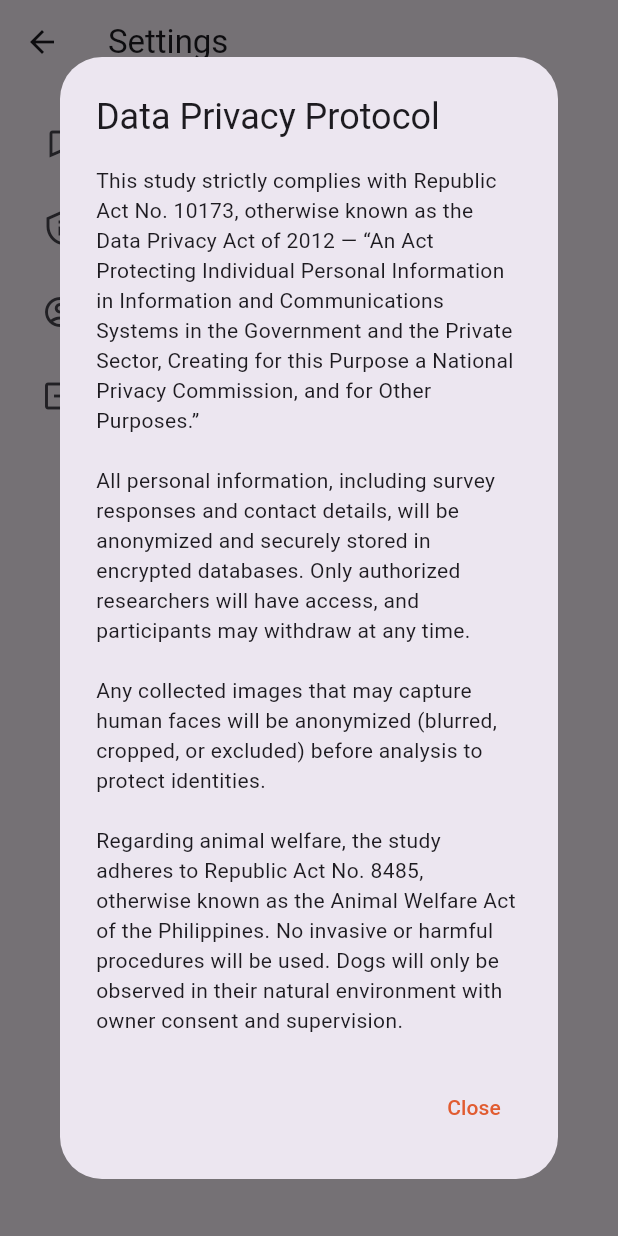
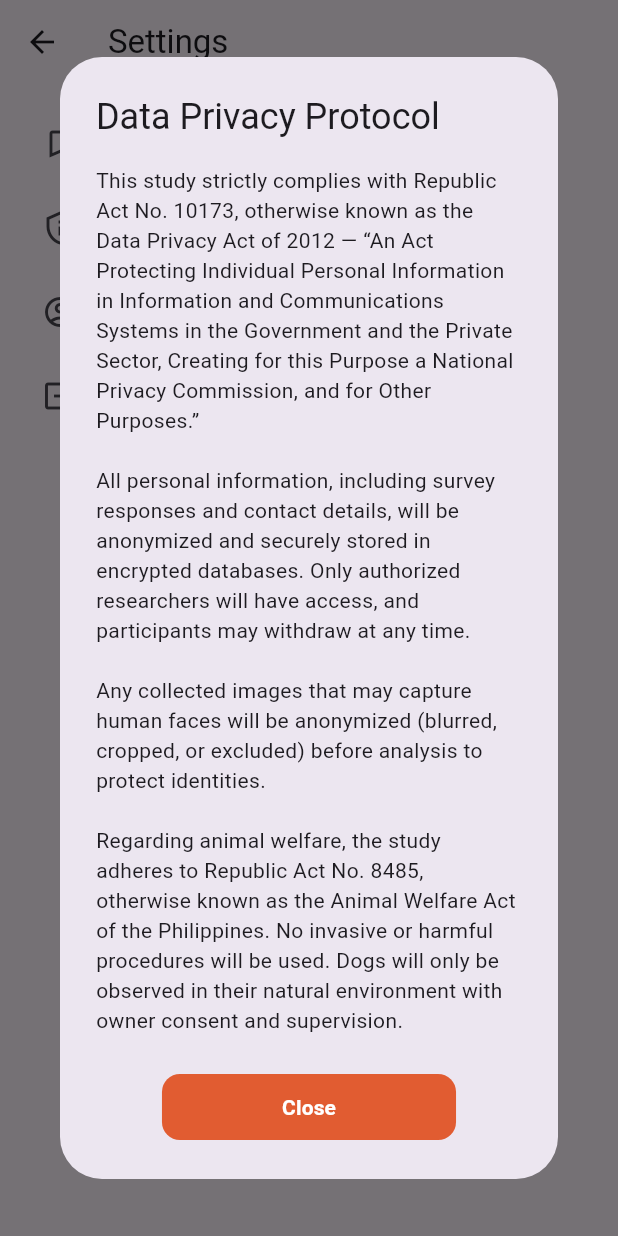
Before and after one commit to iowiii/furbe_, a Flutter app: the SettingsView screen opened by its route, after a tap on "Data Privacy Protocol", on a phone screen of 412 x 824 dp. Run offline on Flutter 3.47's test engine with Material 3 defaults, Android fonts, the phone set to English and light mode, and no system bars; our stand-ins replace camera, firebase_auth, firebase_core, firebase_database, fl_chart, get and 3 more; missing offline and left inert: tflite_flutter; accounts and stored records are empty.

Commit message:
Minor UI fix

```diff
--- a/lib/views/settings/settings_view.dart
+++ b/lib/views/settings/settings_view.dart
@@ -46,11 +46,23 @@ class SettingsView extends StatelessWidget {
                     ),
                   ),
                   actions: [
-                    TextButton(
-                      onPressed: () => Get.back(),
-                      child: const Text(
-                        "Close",
-                        style: TextStyle(color: Color(0xFFE15C31)),
+                    Center(
+                      child: TextButton(
+                        style: TextButton.styleFrom(
+                          backgroundColor: const Color(0xFFE15C31), // background color
+                          shape: RoundedRectangleBorder(
+                            borderRadius: BorderRadius.circular(12), // rounded corners
+                          ),
+                          padding: const EdgeInsets.symmetric(horizontal: 80, vertical: 12),
+                        ),
+                        onPressed: () => Get.back(),
+                        child: const Text(
+                          "Close",
+                          style: TextStyle(
+                            color: Colors.white, // text color
+                            fontWeight: FontWeight.bold,
+                          ),
+                        ),
                       ),
                     ),
                   ],
@@ -74,7 +86,10 @@ class SettingsView extends StatelessWidget {
                   ),
                   title: const Text(
                     "Logout",
-                    style: TextStyle(fontWeight: FontWeight.bold, fontSize: 18),
+                    style: TextStyle(
+                      fontWeight: FontWeight.bold,
+                      fontSize: 18,
+                    ),
                   ),
                   content: const Text(
                     "Are you sure you want to logout?",
@@ -82,12 +97,9 @@ class SettingsView extends StatelessWidget {
                   ),
                   actionsAlignment: MainAxisAlignment.spaceEvenly,
                   actions: [
-                    OutlinedButton(
-                      style: OutlinedButton.styleFrom(
-                        side: const BorderSide(
-                          color: Color(0xFFE15C31),
-                          width: 2,
-                        ),
+                    ElevatedButton(
+                      style: ElevatedButton.styleFrom(
+                        backgroundColor: const Color(0xFFE15C31),
                         shape: RoundedRectangleBorder(
                           borderRadius: BorderRadius.circular(8),
                         ),
@@ -95,7 +107,7 @@ class SettingsView extends StatelessWidget {
                       onPressed: () => Get.back(),
                       child: const Text(
                         "No",
-                        style: TextStyle(color: Color(0xFFE15C31)),
+                        style: TextStyle(color: Colors.white),
                       ),
                     ),
                     ElevatedButton(
@@ -111,7 +123,10 @@ class SettingsView extends StatelessWidget {
                         Get.back();
                         Get.offAllNamed('/login');
                       },
-                      child: const Text("Yes", style: TextStyle(color: Colors.white)),
+                      child: const Text(
+                        "Yes",
+                        style: TextStyle(color: Colors.white),
+                      ),
                     ),
                   ],
                 ),
```
Also changed, not shown: lib/views/settings/register_dogs_view.dart (+59 -3 lines), pubspec.lock.
